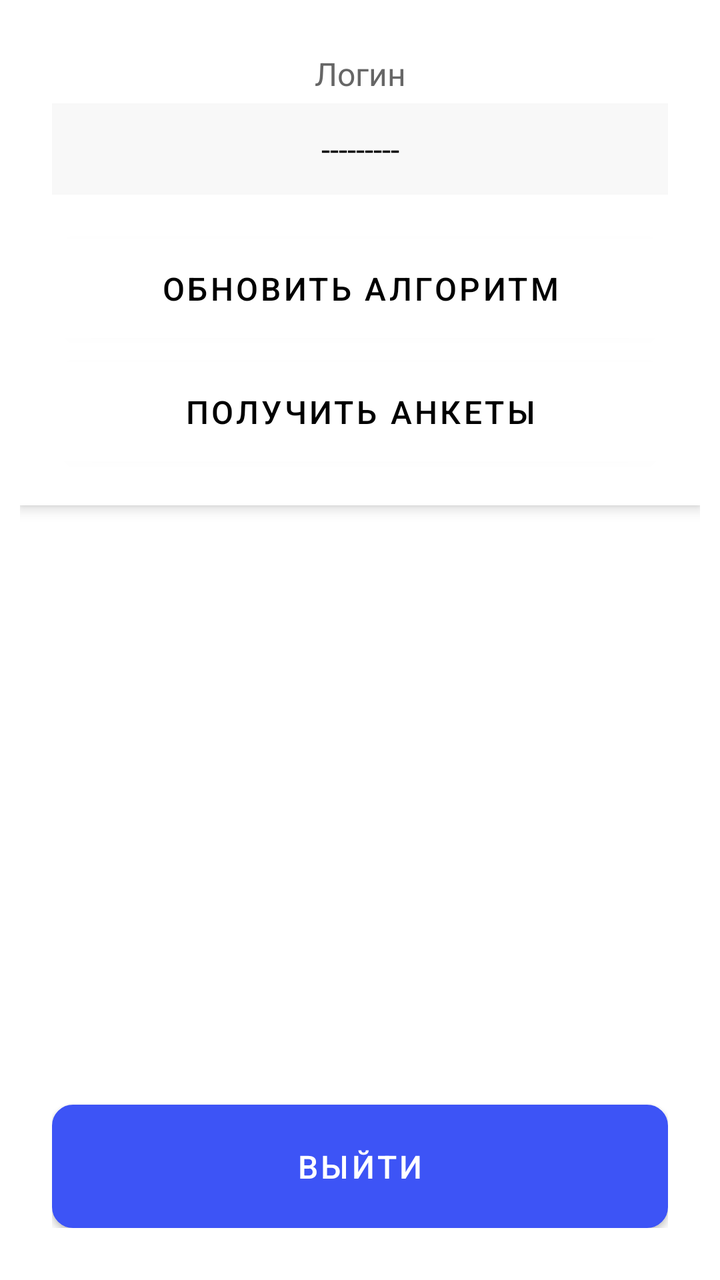
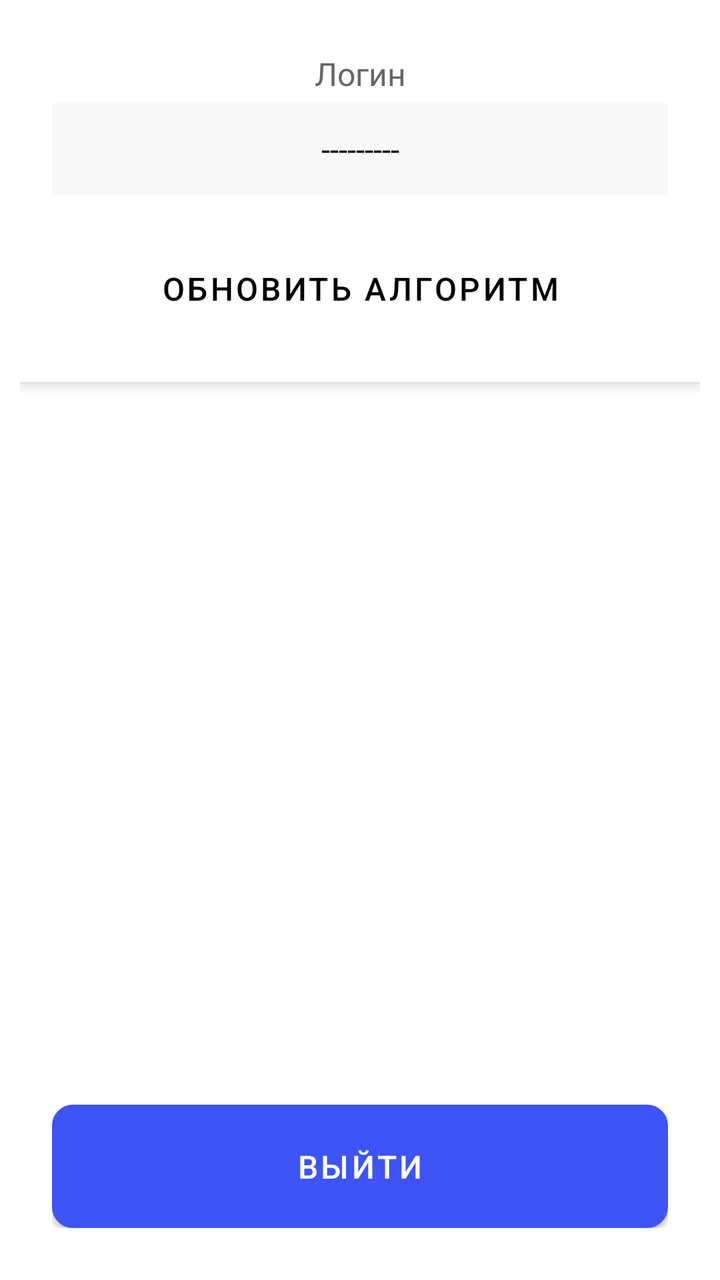

Two renders of the same Android screen: before a commit and after it. Below are the layout's source before the change and the commit's diff.
<!-- AndroidManifest.xml: application theme Theme.Pancreatitis -->
<!-- res/layout/fragment_profile.xml -->
<?xml version="1.0" encoding="utf-8"?>
<FrameLayout
    xmlns:android="http://schemas.android.com/apk/res/android"
    xmlns:tools="http://schemas.android.com/tools"
    android:layout_width="match_parent"
    android:layout_height="match_parent">

    <LinearLayout
        android:layout_width="match_parent"
        android:layout_height="match_parent"
        android:orientation="vertical"
        android:padding="10dp" >

        
        <LinearLayout
            android:layout_width="match_parent"
            android:layout_height="wrap_content"
            android:orientation="vertical"
            android:background="#FFFFFF"
            android:padding="16dp"
            android:layout_marginBottom="16dp"
            android:elevation="4dp">

            
            <TextView
                android:layout_width="match_parent"
                android:layout_height="wrap_content"
                android:text="Логин"
                android:gravity="center"
                android:textSize="16sp"
                android:textColor="#666666"
                android:layout_marginBottom="4dp" />

            <EditText
                android:id="@+id/loginValue"
                android:layout_width="match_parent"
                android:layout_height="wrap_content"
                android:text="---------"
                android:gravity="center"
                android:enabled="false"
                android:textSize="16sp"
                android:textColor="#000000"
                android:padding="12dp"
                android:background="#F8F8F8"
                android:layout_marginBottom="16dp" />

            <Button
                android:id="@+id/btn_update_training_data"
                android:layout_width="match_parent"
                android:layout_height="wrap_content"
                android:text="Обновить алгоритм"
                android:textSize="16sp"
                android:padding="14dp"
                android:backgroundTint="@color/white"
                android:textColor="@color/black" />

            <Button
                android:id="@+id/btn_get_dump"
                android:layout_width="match_parent"
                android:layout_height="wrap_content"
                android:text="Получить анкеты"
                android:textSize="16sp"
                android:padding="14dp"
                android:backgroundTint="@color/white"
                android:textColor="@color/black" />

        </LinearLayout>

        <LinearLayout
            android:layout_width="match_parent"
            android:layout_height="match_parent"
            android:orientation="vertical"
            android:gravity="bottom"
            android:padding="16dp">

            <Button
                android:id="@+id/btn_logout"
                android:layout_width="match_parent"
                android:layout_height="wrap_content"
                android:background="@drawable/rounded_background"
                android:padding="14dp"
                android:text="Выйти"
                android:textColor="#FFFFFF"
                android:textSize="16sp"
                android:layout_marginTop="8dp" />

        </LinearLayout>

    </LinearLayout>

    <include
        android:id="@+id/loading_overlay"
        layout="@layout/loading_overlay"
        />
</FrameLayout>
<!-- res/layout/loading_overlay.xml (included above) -->
<?xml version="1.0" encoding="utf-8"?>
<FrameLayout
    xmlns:android="http://schemas.android.com/apk/res/android"
    android:visibility="gone"
    android:layout_width="match_parent"
    android:layout_height="match_parent"
    android:background="@color/white"
    android:clickable="true"
    android:focusable="true">

    <ProgressBar
        android:layout_gravity="center"
        android:indeterminate="true"
        android:layout_width="64dp"
        android:layout_height="64dp"/>

    <TextView
        android:layout_gravity="center"
        android:layout_width="wrap_content"
        android:layout_height="wrap_content"
        android:layout_marginTop="64dp"
        android:textColor="@color/black"
        android:textSize="20dp"
        android:text="Работаем..." />
</FrameLayout>
<!-- resources referenced by this layout -->
<resources>
  <color name="black">#FF000000</color>
  <color name="white">#FFFFFFFF</color>
  <!-- drawable rounded_background (drawable) -->
  <?xml version="1.0" encoding="utf-8"?>
  <shape xmlns:android="http://schemas.android.com/apk/res/android"
      android:shape="rectangle">
      <corners android:radius="10dp"/>  
      <solid android:color="@android:color/white"/> 
      <padding
          android:left="2dp"
          android:right="2dp"
          android:top="2dp"
          android:bottom="2dp"/>
  
      <stroke
          android:width="1dp"
          android:color="@color/colorCircle"/> 
  </shape>
  <style name="Theme.Pancreatitis" parent="Theme.MaterialComponents.DayNight.DarkActionBar">
          
          <item name="colorPrimary">@color/colorActive</item>
          <item name="colorPrimaryVariant">@color/colorActive</item>
          <item name="colorOnPrimary">@color/white</item>
          
          <item name="colorSecondary">@color/teal_200</item>
          <item name="colorSecondaryVariant">@color/teal_700</item>
          <item name="colorOnSecondary">@color/black</item>
          
          <item name="android:statusBarColor">?attr/colorPrimaryVariant</item>
          
      </style>
  <color name="colorCircle">#C5DDFD</color>
  <color name="colorActive">#3D54F6</color>
  <color name="teal_200">#FF03DAC5</color>
  <color name="teal_700">#FF018786</color>
</resources>

<!-- the commit's change to res/layout/fragment_profile.xml (unified diff, before → after) -->
@@ -49,16 +49,6 @@
                 android:layout_width="match_parent"
                 android:layout_height="wrap_content"
                 android:text="Обновить алгоритм"
-                android:textSize="16sp"
-                android:padding="14dp"
-                android:backgroundTint="@color/white"
-                android:textColor="@color/black" />
-
-            <Button
-                android:id="@+id/btn_get_dump"
-                android:layout_width="match_parent"
-                android:layout_height="wrap_content"
-                android:text="Получить анкеты"
                 android:textSize="16sp"
                 android:padding="14dp"
                 android:backgroundTint="@color/white"
